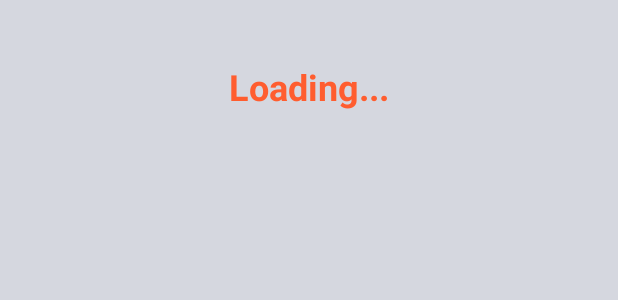
After one commit to seren/activo, an Android app: the layout activity_load.xml on its own in the app's theme, with its tools: preview values and no code run, on a phone screen of 412 x 824 dp. The commit adds this screen. Shown: the top 300 px of the screen. Run offline under Robolectric (Android 15) with nearby library versions, the phone set to English and light mode, and no system bars.

Commit message:
creation of

```diff
--- /dev/null
+++ b/Activo/app/src/main/res/layout/activity_load.xml
@@ -0,0 +1,33 @@
+<?xml version="1.0" encoding="utf-8"?>
+<RelativeLayout xmlns:android="http://schemas.android.com/apk/res/android"
+    android:id="@+id/load_view"
+    android:layout_width="match_parent"
+    android:layout_height="match_parent"
+    android:background="#ffd5d7df"
+    android:paddingBottom="@dimen/activity_vertical_margin"
+    android:paddingLeft="@dimen/activity_horizontal_margin"
+    android:paddingRight="@dimen/activity_horizontal_margin"
+    android:paddingTop="@dimen/activity_vertical_margin" >
+
+    <!--<ImageView-->
+        <!--android:id="@+id/volume"-->
+        <!--android:layout_width="200dp"-->
+        <!--android:layout_height="150dp"-->
+        <!--android:layout_alignParentTop="true"-->
+        <!--android:layout_centerHorizontal="true"-->
+        <!--android:layout_marginTop="98dp"-->
+        <!--android:src="@drawable/logo" />-->
+
+    <TextView
+        android:id="@+id/loading"
+        android:layout_width="wrap_content"
+        android:layout_height="wrap_content"
+        android:layout_centerHorizontal="true"
+        android:layout_marginTop="25dp"
+        android:text="@string/loading"
+        android:textColor="#ffff5d2f"
+        android:textSize="24sp"
+        android:textStyle="bold"
+        android:typeface="sans"/>
+
+</RelativeLayout>
--- a/Activo/app/src/main/res/values/strings.xml
+++ b/Activo/app/src/main/res/values/strings.xml
@@ -5,5 +5,6 @@
     <string name="hello_world">Hello world!</string>
     <string name="action_settings">Settings</string>
     <string name="title_activity_main">main</string>
+    <string name="loading">Loading...</string>
 
 </resources>
```
Also changed, not shown: 1 other file.
